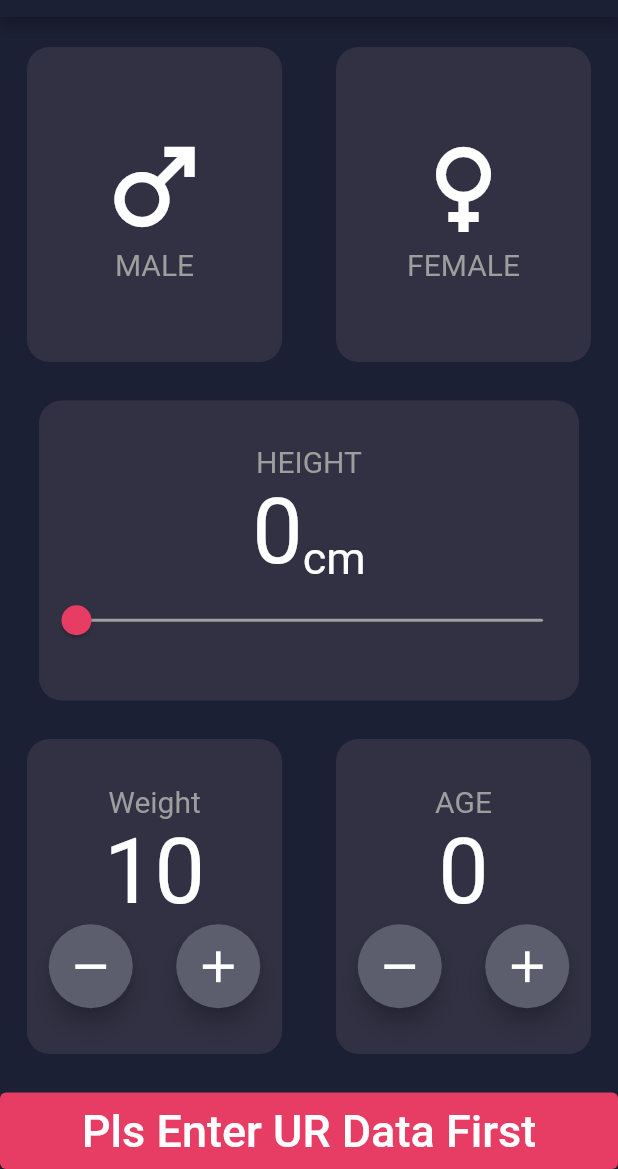
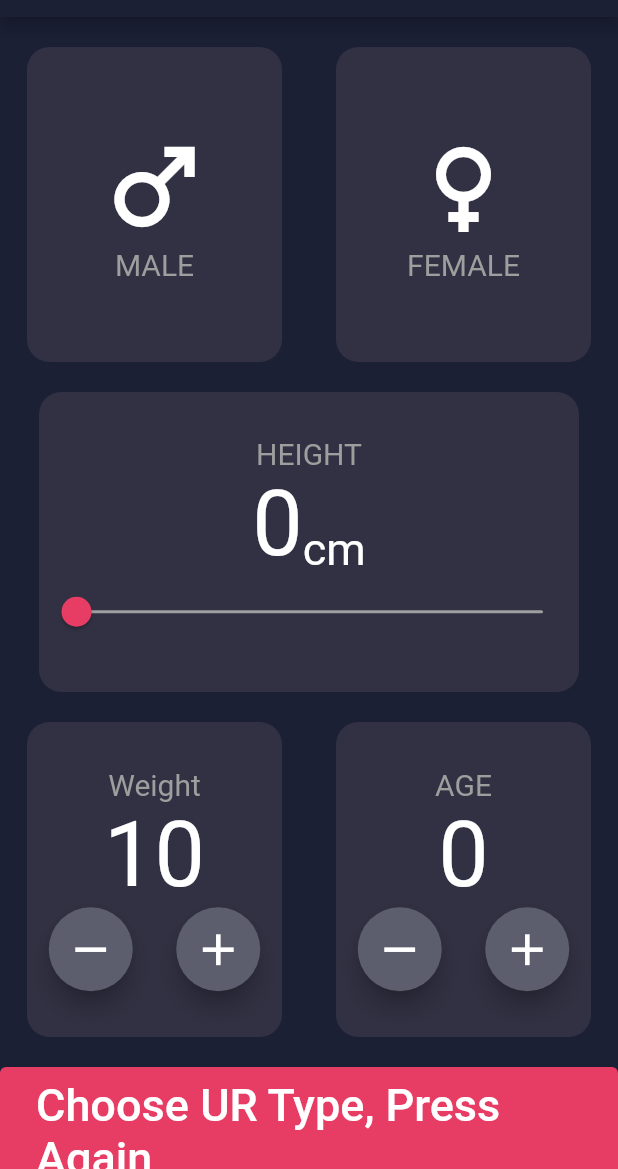
Before and after one commit to MohammeddFawzii/BMI_Calculator_App, a Flutter app: the screen it shows after launch, after a tap on the "add" icon, after a tap on "CALCULAT", on a phone screen of 412 x 824 dp, the part 67-1236 px from its top. Run offline on Flutter 3.47's test engine with Material 2 defaults, Android fonts, the phone set to English and light mode, and no system bars.

Commit message:
Project finished

```diff
--- a/lib/main.dart
+++ b/lib/main.dart
@@ -12,6 +12,8 @@ class BmiCalc extends StatefulWidget {
 }
 
 class _BmiCalcState extends State<BmiCalc> {
+  double iconSizeMale = 80;
+  double iconSizeFemale = 80;
   double currentSliderValue = 0;
   int currentWieghtValue = 0;
   int currentAgeValue = 0;
@@ -48,13 +50,21 @@ class _BmiCalcState extends State<BmiCalc> {
                     //container content
                     child: Column(
                       mainAxisAlignment: MainAxisAlignment.center,
-                      children: const [
-                        Icon(
-                          Icons.male,
-                          color: Colors.white,
-                          size: 80,
+                      children: [
+                        InkWell(
+                          onTap: () {
+                            setState(() {
+                              iconSizeMale = 100;
+                              iconSizeFemale = 80;
+                            });
+                          },
+                          child: Icon(
+                            Icons.male,
+                            color: Colors.white,
+                            size: iconSizeMale,
+                          ),
                         ),
-                        Text(
+                        const Text(
                           "MALE",
                           style: TextStyle(fontSize: 20, color: Colors.grey),
                         )
@@ -72,13 +82,21 @@ class _BmiCalcState extends State<BmiCalc> {
                     // container content
                     child: Column(
                       mainAxisAlignment: MainAxisAlignment.center,
-                      children: const [
-                        Icon(
-                          Icons.female,
-                          color: Colors.white,
-                          size: 80,
+                      children: [
+                        InkWell(
+                          onTap: () {
+                            setState(() {
+                              iconSizeMale = 80;
+                              iconSizeFemale = 100;
+                            });
+                          },
+                          child: Icon(
+                            Icons.female,
+                            color: Colors.white,
+                            size: iconSizeFemale,
+                          ),
                         ),
-                        Text(
+                        const Text(
                           "FEMALE",
                           style: TextStyle(fontSize: 20, color: Colors.grey),
                         ),
@@ -285,6 +303,9 @@ class _BmiCalcState extends State<BmiCalc> {
                           currentWieghtValue == 0) {
                         button = "Pls Enter UR Data First";
                       }
+                      if (iconSizeFemale == iconSizeMale) {
+                        button = "Choose UR Type, Press Again";
+                      }
                     });
                   },
                   style: ElevatedButton.styleFrom(
```
